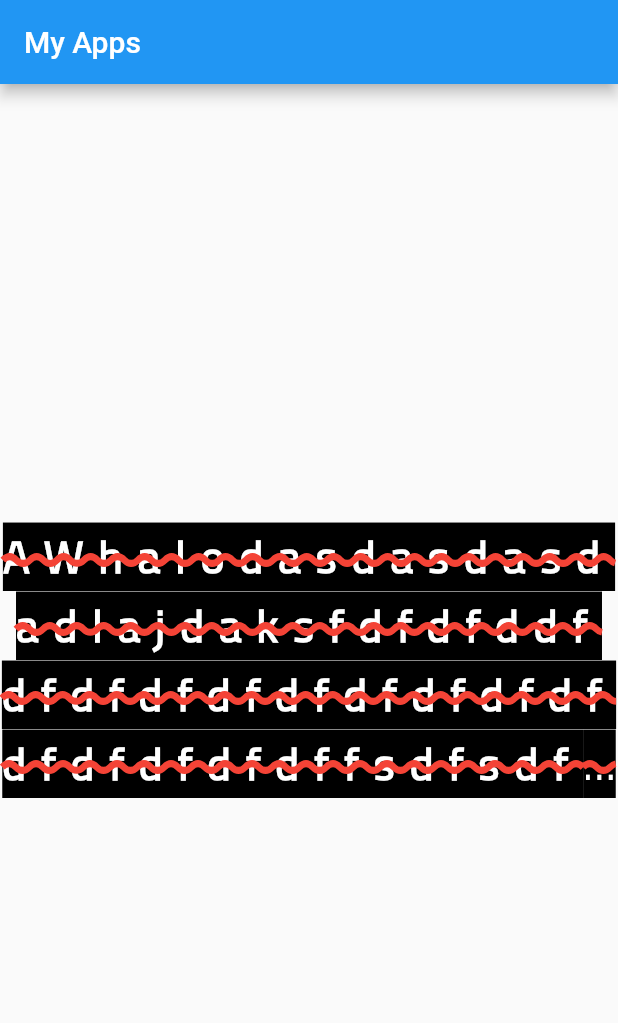
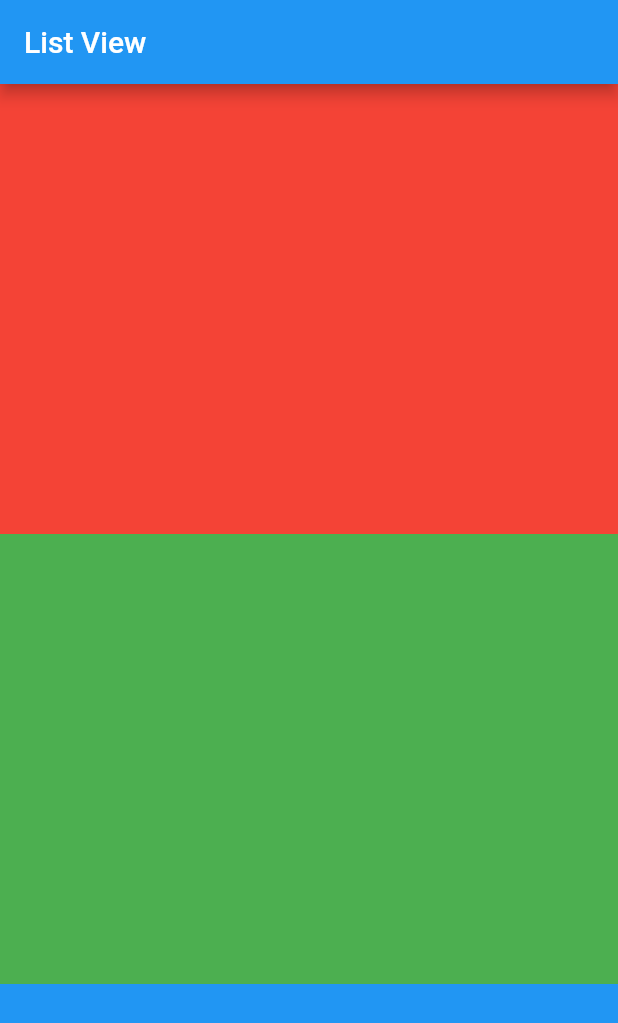
Before and after one commit to novalrialan/flutter-list-view, a Flutter app: the screen it shows after launch, on a phone screen of 412 x 824 dp. Shown: the top 1023 px of the screen. Run offline on Flutter 3.47's test engine with Material 2 defaults, Android fonts, the phone set to English and light mode, and no system bars.

Commit message:
setup part1 listview

```diff
--- a/lib/main.dart
+++ b/lib/main.dart
@@ -1,43 +1,41 @@
-import 'dart:ui';
-
 import 'package:flutter/material.dart';
 
 void main() {
   runApp(MyApp());
 }
 
-// StatelessWidget dipakai jika membuat form yang kita buat tidak ada perubahan UI
 class MyApp extends StatelessWidget {
   @override
   Widget build(BuildContext context) {
     return MaterialApp(
-      debugShowCheckedModeBanner: false,
       home: Scaffold(
-        // backgroundColor: Colors.amber,
         appBar: AppBar(
-          // widget Appbar
-          title: Text("My Apps"),
+          title: Text("List View"),
         ),
-        body: Center(
-          // widget Center
-          child: Text(
-            "AWhalodasdasdasdadlajdaksfdfdfddfdfdfdfdfdfdfdfdfdfdfdfdfdfdffsdfsdfsdfsfsdfsdfsdfsdfsdfsdfsdfsdfsdfsdfhkjhkjhhjjhkjdaasdasdsadasdasdadadajkjkjkjkjkjkjkjkkjkjjkjkjkjfkjkjkjdfsfsdfsjfksdfknsfnsf",
-            maxLines: 4,
-            overflow: TextOverflow.ellipsis,
-            textAlign: TextAlign.center,
-            style: TextStyle(
-              backgroundColor: Colors.black,
-              color: Colors.white,
-              fontSize: 30,
-              fontWeight: FontWeight.bold,
-              letterSpacing: 10,
-              fontFamily: "TitilliumWeb",
-              decorationStyle: TextDecorationStyle.wavy,
-              decoration: TextDecoration.lineThrough,
-              decorationColor: Colors.red,
-              decorationThickness: 5,
+        body: ListView(
+          // scrollDirection: Axis.horizontal, membuat tampilan content horizontal kesamping
+          children: [
+            Container(
+              height: 300,
+              width: 300,
+              color: Colors.red,
             ),
-          ),
+            Container(
+              height: 300,
+              width: 300,
+              color: Colors.green,
+            ),
+            Container(
+              height: 300,
+              width: 300,
+              color: Colors.blue,
+            ),
+            Container(
+              height: 300,
+              width: 300,
+              color: Colors.amber,
+            ),
+          ],
         ),
       ),
     );
```
Also changed, not shown: 1 other file.
